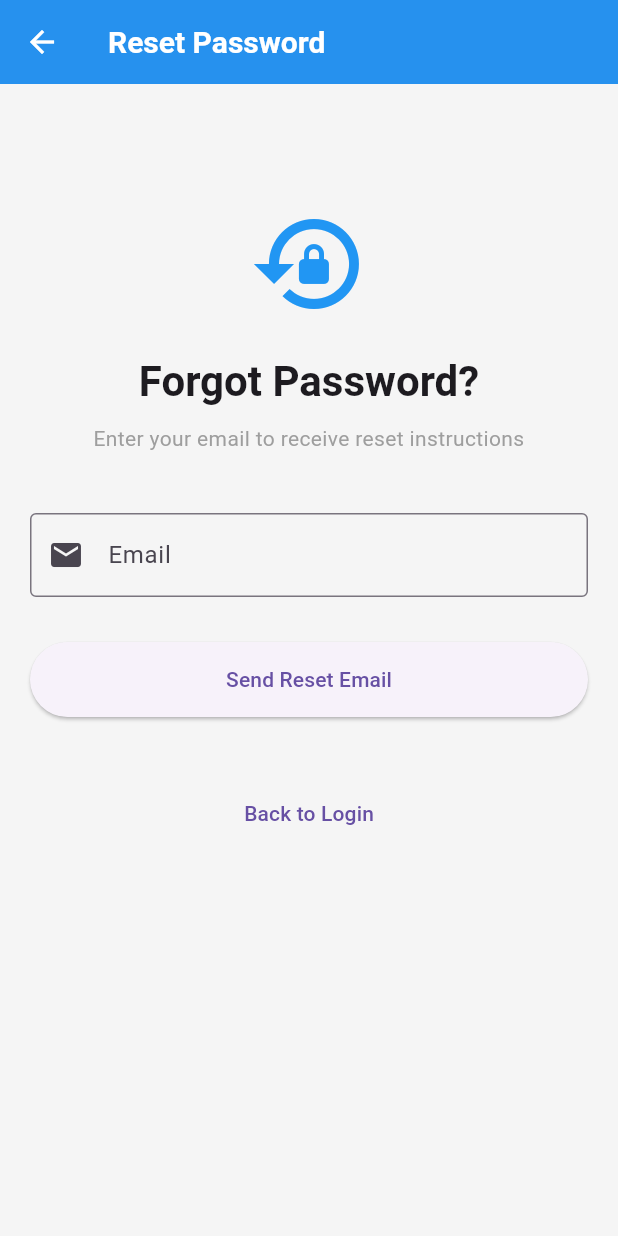
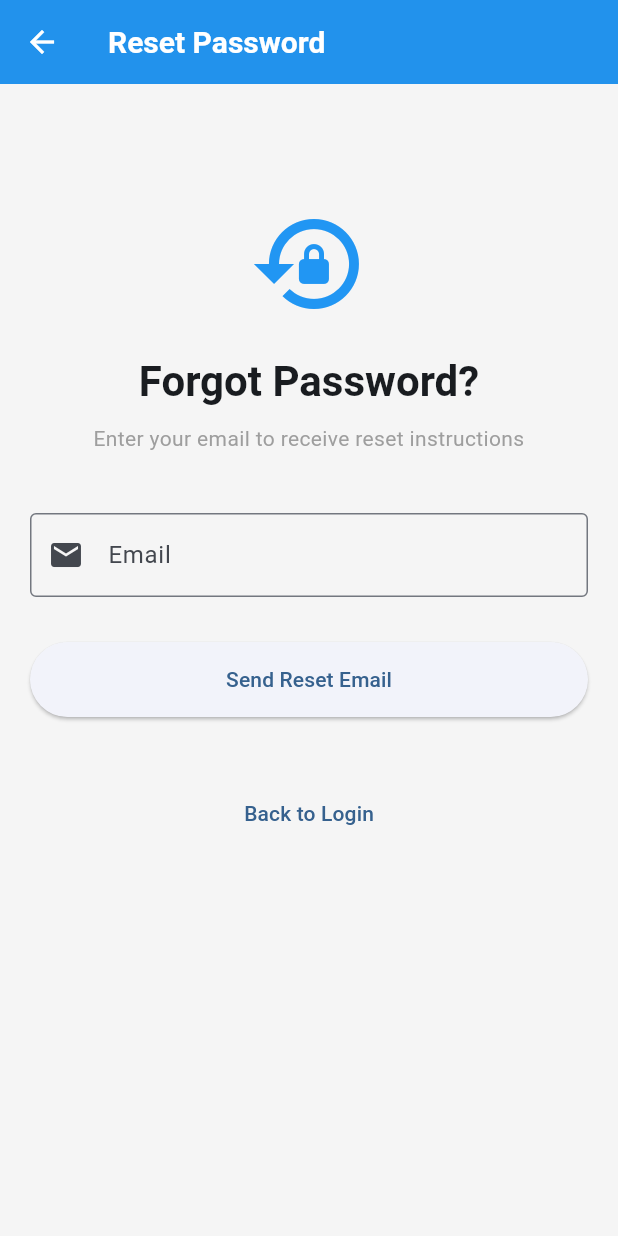
Before and after one commit to Mrxforte/pdf_reader_free, a Flutter app: the screen it shows after launch, after a tap on "Forgot Password?", on a phone screen of 412 x 824 dp. Run offline on Flutter 3.47's test engine with Material 3 defaults, Android fonts, the phone set to English and light mode, and no system bars; our stand-ins replace cloud_firestore, file_picker, firebase_auth, firebase_core, firebase_storage, flutter_slidable and 2 more; missing offline and left inert: syncfusion_flutter_pdfviewer; accounts and stored records are empty.

Commit message:
final version correction

```diff
--- a/lib/screens/auth/login_screen.dart
+++ b/lib/screens/auth/login_screen.dart
@@ -48,25 +48,6 @@ class _LoginScreenState extends State<LoginScreen> {
       ScaffoldMessenger.of(context).showSnackBar(
         SnackBar(
           content: Text(authProvider.error ?? 'Login failed'),
-          backgroundColor: Colors.red,
-        ),
-      );
-    }
-  }
-
-  Future<void> _loginWithGoogle() async {
-    final authProvider = Provider.of<AuthProvider>(context, listen: false);
-    final success = await authProvider.loginWithGoogle();
-
-    if (success && mounted) {
-      Navigator.pushReplacement(
-        context,
-        MaterialPageRoute(builder: (context) => const HomeScreen()),
-      );
-    } else if (mounted) {
-      ScaffoldMessenger.of(context).showSnackBar(
-        SnackBar(
-          content: Text(authProvider.error ?? 'Google login failed'),
           backgroundColor: Colors.red,
         ),
       );
@@ -181,27 +162,6 @@ class _LoginScreenState extends State<LoginScreen> {
                             : const Text('Sign In'),
                       ),
                     ),
-                    const SizedBox(height: 20),
-                    const Row(
-                      children: [
-                        Expanded(child: Divider()),
-                        Padding(
-                          padding: EdgeInsets.symmetric(horizontal: 10),
-                          child: Text('OR'),
-                        ),
-                        Expanded(child: Divider()),
-                      ],
-                    ),
-                    const SizedBox(height: 20),
-                    SizedBox(
-                      width: double.infinity,
-                      height: 50,
-                      child: OutlinedButton.icon(
-                        onPressed: _loginWithGoogle,
-                        icon: const Icon(Icons.g_translate),
-                        label: const Text('Sign in with Google'),
-                      ),
-                    ),
                     const SizedBox(height: 40),
                     Row(
                       mainAxisAlignment: MainAxisAlignment.center,
--- a/lib/screens/home_screen.dart
+++ b/lib/screens/home_screen.dart
@@ -1,4 +1,3 @@
-import 'dart:io';
 import 'package:flutter/material.dart';
 import 'package:provider/provider.dart';
 import 'package:pdf_viewer_app/providers/pdf_provider.dart';
@@ -76,8 +75,8 @@ class HomeContent extends StatelessWidget {
                   Text(
                     'You have ${pdfProvider.files.length} PDF files',
                     style: Theme.of(context).textTheme.bodyMedium?.copyWith(
-                      color: Colors.grey,
-                    ),
+                          color: Colors.grey,
+                        ),
                   ),
                 ],
               ),
--- a/lib/screens/settings_screen.dart
+++ b/lib/screens/settings_screen.dart
@@ -158,6 +158,7 @@ class SettingsScreen extends StatelessWidget {
               );
               if (confirmed && context.mounted) {
                 await authProvider.logout();
+                if (!context.mounted) return;
                 Navigator.pushAndRemoveUntil(
                   context,
                   MaterialPageRoute(builder: (context) => const LoginScreen()),
--- a/lib/screens/splash_screen.dart
+++ b/lib/screens/splash_screen.dart
@@ -41,12 +41,12 @@ class _SplashScreenState extends State<SplashScreen> with SingleTickerProviderSt
     if (authProvider.firebaseUser != null) {
       Navigator.pushReplacement(
         context,
-        MaterialPageRoute(builder: (context) => const HomeScreen()),
+        MaterialPageRoute(builder: (BuildContext context) => const HomeScreen()),
       );
     } else {
       Navigator.pushReplacement(
         context,
-        MaterialPageRoute(builder: (context) => const LoginScreen()),
+        MaterialPageRoute(builder: (BuildContext context) => const LoginScreen()),
       );
     }
   }
--- a/lib/utils/constants.dart
+++ b/lib/utils/constants.dart
@@ -5,4 +5,10 @@ class AppConstants {
   static const String firebaseCollectionFiles = 'files';
   static const int maxFileSize = 50 * 1024 * 1024; // 50MB
   static const List<String> supportedFormats = ['pdf'];
+
+  // Routes
+  static const String loginRoute = '/login';
+  static const String registerRoute = '/register';
+  static const String homeRoute = '/home';
+  static const String forgotPasswordRoute = '/forgot-password';
 }
--- a/lib/utils/theme.dart
+++ b/lib/utils/theme.dart
@@ -2,9 +2,13 @@ import 'package:flutter/material.dart';
 
 class AppTheme {
   static ThemeData lightTheme = ThemeData(
+    useMaterial3: true,
     brightness: Brightness.light,
     primaryColor: Colors.blue,
-    primarySwatch: Colors.blue,
+    colorScheme: ColorScheme.fromSeed(
+      seedColor: Colors.blue,
+      brightness: Brightness.light,
+    ),
     scaffoldBackgroundColor: Colors.grey[100],
     appBarTheme: const AppBarTheme(
       backgroundColor: Colors.blue,
@@ -21,7 +25,7 @@ class AppTheme {
       backgroundColor: Colors.white,
       elevation: 16,
     ),
-    cardTheme: CardTheme(
+    cardTheme: CardThemeData(
       color: Colors.white,
       elevation: 2,
       shape: RoundedRectangleBorder(
@@ -37,21 +41,16 @@ class AppTheme {
       selectedItemColor: Colors.blue,
       unselectedItemColor: Colors.grey[600],
     ),
-    textTheme: const TextTheme(
-      displayLarge: TextStyle(color: Colors.black87),
-      displayMedium: TextStyle(color: Colors.black87),
-      displaySmall: TextStyle(color: Colors.black87),
-      bodyLarge: TextStyle(color: Colors.black87),
-      bodyMedium: TextStyle(color: Colors.black87),
-      bodySmall: TextStyle(color: Colors.black87),
-    ),
-    iconTheme: const IconThemeData(color: Colors.black54),
   );
 
   static ThemeData darkTheme = ThemeData(
+    useMaterial3: true,
     brightness: Brightness.dark,
     primaryColor: Colors.blue,
-    primarySwatch: Colors.blue,
+    colorScheme: ColorScheme.fromSeed(
+      seedColor: Colors.blue,
+      brightness: Brightness.dark,
+    ),
     scaffoldBackgroundColor: Colors.grey[900],
     appBarTheme: AppBarTheme(
       backgroundColor: Colors.grey[850],
@@ -68,7 +67,7 @@ class AppTheme {
       backgroundColor: Colors.grey[850],
       elevation: 16,
     ),
-    cardTheme: CardTheme(
+    cardTheme: CardThemeData(
       color: Colors.grey[800],
       elevation: 2,
       shape: RoundedRectangleBorder(
@@ -84,14 +83,5 @@ class AppTheme {
       selectedItemColor: Colors.blue,
       unselectedItemColor: Colors.grey[400],
     ),
-    textTheme: const TextTheme(
-      displayLarge: TextStyle(color: Colors.white),
-      displayMedium: TextStyle(color: Colors.white),
-      displaySmall: TextStyle(color: Colors.white),
-      bodyLarge: TextStyle(color: Colors.white),
-      bodyMedium: TextStyle(color: Colors.white),
-      bodySmall: TextStyle(color: Colors.white),
-    ),
-    iconTheme: const IconThemeData(color: Colors.white70),
   );
 }
--- a/lib/widgets/drawer_menu.dart
+++ b/lib/widgets/drawer_menu.dart
@@ -99,6 +99,7 @@ class DrawerMenu extends StatelessWidget {
             title: 'Sign Out',
             onTap: () async {
               await authProvider.logout();
+              if (!context.mounted) return;
               Navigator.pushAndRemoveUntil(
                 context,
                 MaterialPageRoute(builder: (context) => const LoginScreen()),
--- a/lib/widgets/file_list_item.dart
+++ b/lib/widgets/file_list_item.dart
@@ -63,7 +63,7 @@ class FileListItem extends StatelessWidget {
               width: 50,
               height: 50,
               decoration: BoxDecoration(
-                color: Colors.red.withOpacity(0.1),
+                color: Colors.red.withValues(alpha: 0.1),
                 borderRadius: BorderRadius.circular(8),
               ),
               child: const Icon(
--- a/lib/widgets/zoom_controls.dart
+++ b/lib/widgets/zoom_controls.dart
@@ -32,7 +32,7 @@ class ZoomControls extends StatelessWidget {
             borderRadius: BorderRadius.circular(20),
             boxShadow: [
               BoxShadow(
-                color: Colors.black.withOpacity(0.1),
+                color: Colors.black.withValues(alpha: 0.1),
                 blurRadius: 4,
                 offset: const Offset(0, 2),
               ),
--- a/pubspec.yaml
+++ b/pubspec.yaml
@@ -14,7 +14,6 @@ dependencies:
   firebase_auth: ^6.1.4
   firebase_storage: ^13.0.6
   cloud_firestore: ^6.1.2
-  google_sign_in: ^7.2.0
   flutter_svg: ^2.0.9
   provider: ^6.1.1
   shared_preferences: ^2.2.2
```
Also changed, not shown: lib/providers/auth_provider.dart (+2 -43 lines), lib/providers/pdf_provider.dart (+8 -4 lines), lib/screens/all_files_screen.dart (added, +134 -0 lines), lib/screens/favorites_screen.dart (added, +101 -0 lines), lib/screens/pdf_viewer_screen.dart (+10 -9 lines), lib/screens/recent_screen.dart (added, +104 -0 lines), lib/services/auth_service.dart (+2 -25 lines), lib/services/pdf_service.dart (+5 -2 lines), pubspec.lock, 3 other files.
